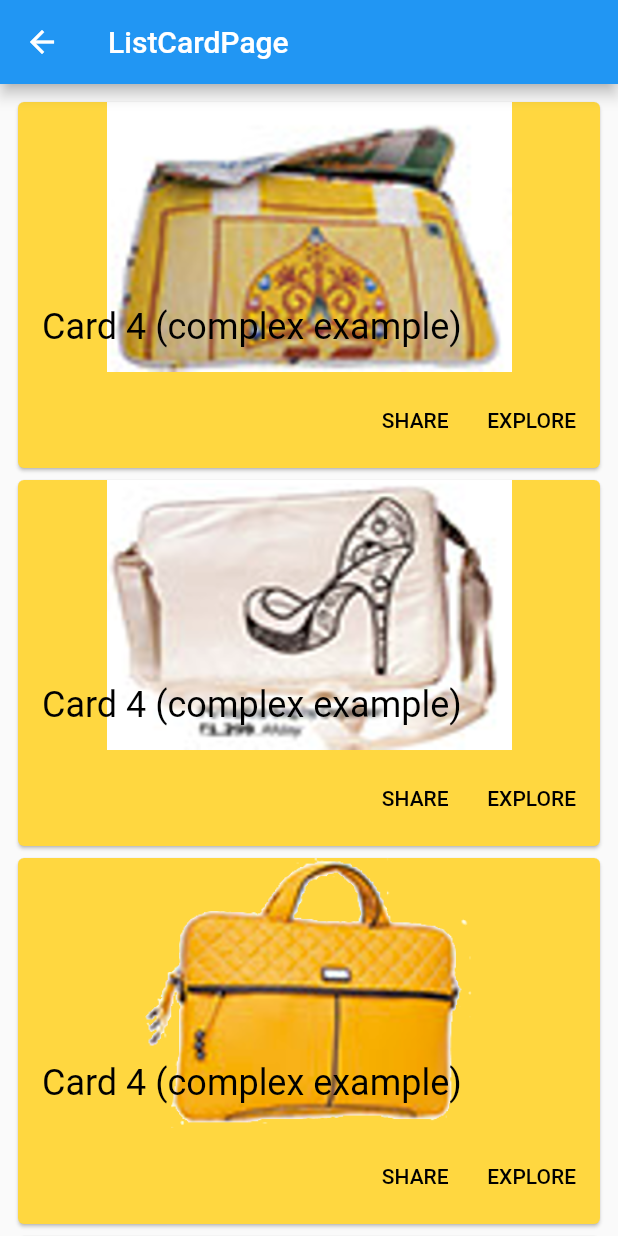
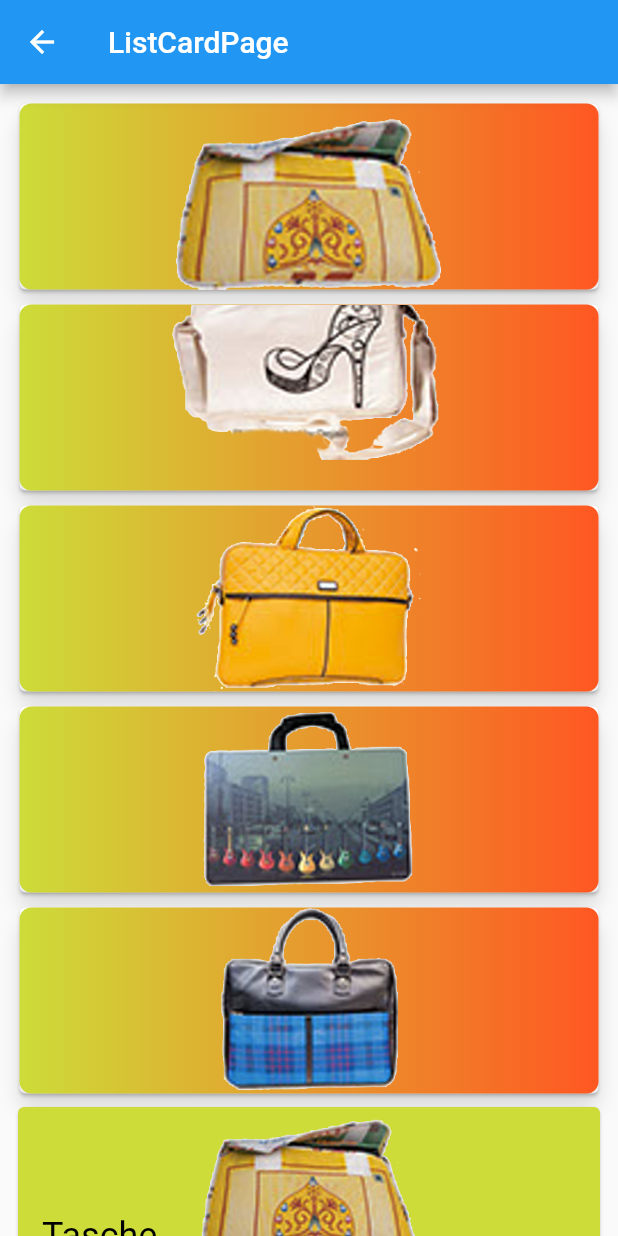
Before and after one commit to drmilde/flutter_app1, a Flutter app: the screen it shows after launch, in the side drawer, after a tap on "ListCardPage", on a phone screen of 412 x 824 dp. Run offline on Flutter 3.47's test engine with Material 2 defaults, Android fonts, the phone set to English and light mode, and no system bars; our stand-ins replace contacts_service, permission_handler; generated files the repository leaves out were written again.

Commit message:
Experimente mit LinearGradiant

```diff
--- a/lib/pages/ListCardPage.dart
+++ b/lib/pages/ListCardPage.dart
@@ -24,6 +24,21 @@ class _ListCardPageState extends State<ListCardPage> {
           simpleCard(),
           inkwellCard(),
           */
+          planetCard(
+            'res/images/products/tasche_00.png',
+          ),
+          planetCard(
+            'res/images/products/tasche_01.png',
+          ),
+          planetCard(
+            'res/images/products/tasche_02.png',
+          ),
+          planetCard(
+            'res/images/products/tasche_03.png',
+          ),
+          planetCard(
+            'res/images/products/tasche_04.png',
+          ),
           complexCard(
             context,
             'res/images/products/tasche_00.png',
@@ -87,12 +102,13 @@ Widget roundedCard() {
 }
 
 Widget complexCard(context, String imageAssetPath) {
-  return (Card(
-    color: Colors.amberAccent,
+  return Container(
+    child: (Card(
+      color: Colors.lime,
       child: Column(
         children: <Widget>[
           SizedBox(
-          height: 180.0,
+            height: 100.0,
             child: Stack(
               children: <Widget>[
                 Positioned.fill(
@@ -104,14 +120,14 @@ Widget complexCard(context, String imageAssetPath) {
                   ),
                 ),
                 Positioned(
-                bottom: 16.0,
+                  bottom: 0.0,
                   left: 16.0,
                   right: 16.0,
                   child: FittedBox(
                     fit: BoxFit.scaleDown,
                     alignment: Alignment.centerLeft,
                     child: Text(
-                    'Card 4 (complex example)',
+                      'Tasche',
                       style: Theme.of(context)
                           .textTheme
                           .headline
@@ -139,7 +155,8 @@ Widget complexCard(context, String imageAssetPath) {
           ),
         ],
       ),
-  ));
+    )),
+  );
 }
 
 Widget inkwellCard() {
@@ -163,3 +180,38 @@ Widget inkwellCard() {
     ),
   ));
 }
+
+Widget planetCard(String imageAssetPath) {
+  return Card(
+    margin: EdgeInsets.all(5.0),
+    child: Stack(
+      children: <Widget>[
+        Container(
+          height: 124.0,
+          margin: new EdgeInsets.only(left: 0.0),
+          decoration: new BoxDecoration(
+            gradient: LinearGradient(colors: [Colors.lime, Colors.deepOrange]),
+            color: new Color(0xFF333366),
+            shape: BoxShape.rectangle,
+            borderRadius: new BorderRadius.circular(8.0),
+            boxShadow: <BoxShadow>[
+              new BoxShadow(
+                color: Colors.black12,
+                blurRadius: 10.0,
+                offset: new Offset(0.0, 10.0),
+              ),
+            ],
+          ),
+        ),
+        Positioned.fill(
+          child: Container(
+            child: Image.asset(
+              imageAssetPath,
+              fit: BoxFit.scaleDown,
+            ),
+          ),
+        ),
+      ],
+    ),
+  );
+}
```
Also changed, not shown: res/images/products/tasche_00.png, res/images/products/tasche_01.png, res/images/products/tasche_03.png, res/images/products/tasche_04.png. Lines whose indentation alone changed are shown as unchanged.
